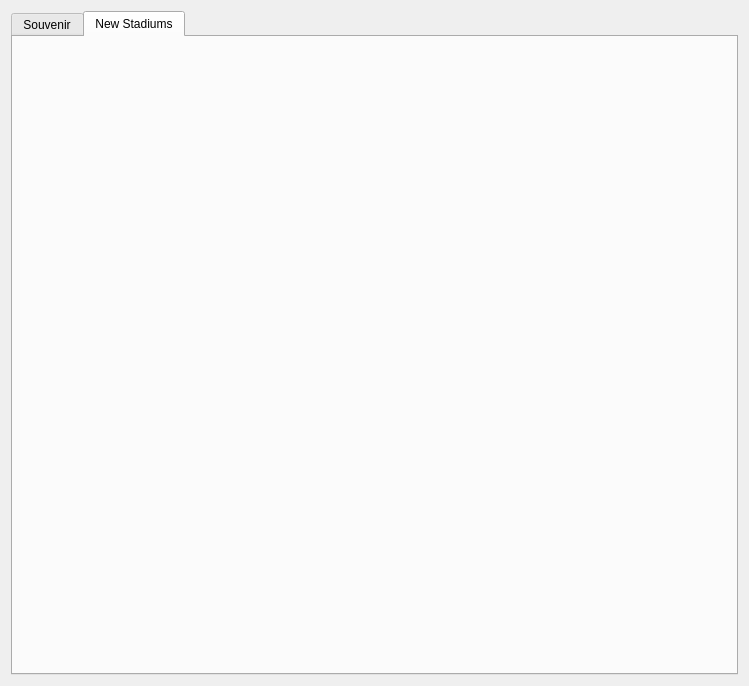
brianclinkenbeard/football, file src/adminwindow.ui: the form before one commit.
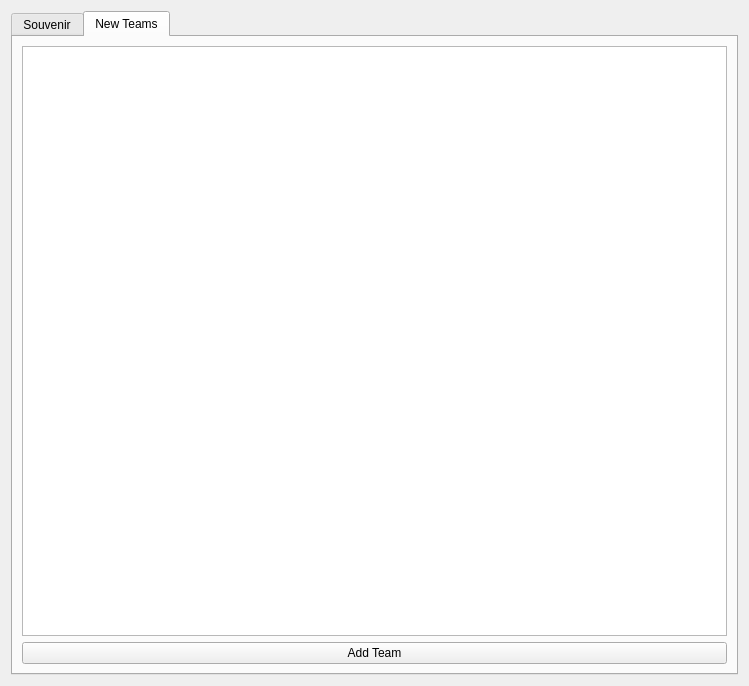
The form after the commit. The open tabs and pages were chosen to show the change.

```diff
--- a/src/adminwindow.ui
+++ b/src/adminwindow.ui
@@ -205,9 +205,20 @@
      </widget>
      <widget class="QWidget" name="tab_2">
       <attribute name="title">
-       <string>New Stadiums</string>
+       <string>New Teams</string>
       </attribute>
-      <layout class="QGridLayout" name="gridLayout_3"/>
+      <layout class="QGridLayout" name="gridLayout_3">
+       <item row="0" column="0">
+        <widget class="QTableView" name="newTeamTableView"/>
+       </item>
+       <item row="1" column="0">
+        <widget class="QPushButton" name="addTeamButton">
+         <property name="text">
+          <string>Add Team</string>
+         </property>
+        </widget>
+       </item>
+      </layout>
      </widget>
     </widget>
    </item>
```
